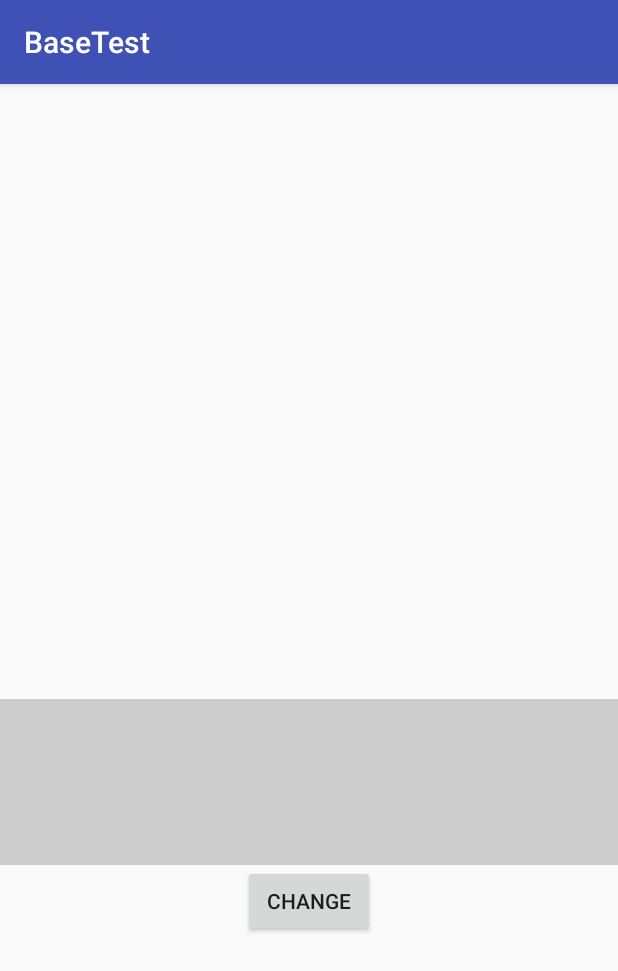
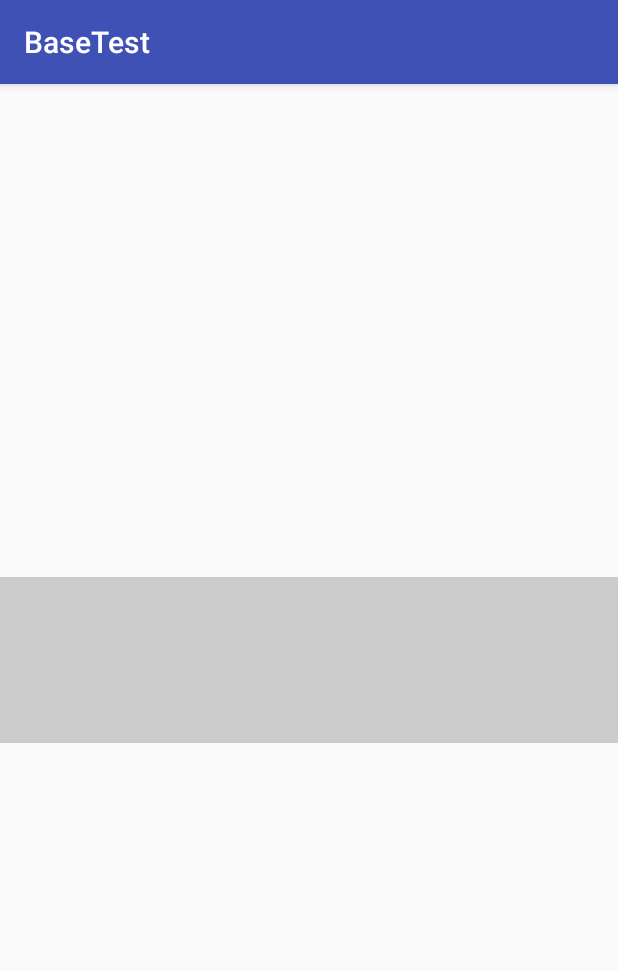
Before and after one commit to EhtishamShami/BaseTest, an Android app: the screen it shows after launch (MainActivity), on a phone screen of 412 x 824 dp. Shown: the top 971 px of the screen. Run offline under Robolectric (Android 15) with nearby library versions, the phone set to English and light mode, and no system bars; our stand-ins replace RxJava, data binding; pictures from the network do not load; 1 statement that could not run was skipped.

Commit message:
more features

```diff
--- a/app/src/main/AndroidManifest.xml
+++ b/app/src/main/AndroidManifest.xml
@@ -5,7 +5,7 @@
     <uses-permission android:name="android.permission.INTERNET" />
 
     <application
-        android:name=".MyApplication"
+        android:name=".NormalApplication"
         android:allowBackup="true"
         android:icon="@mipmap/ic_launcher"
         android:label="@string/app_name"
--- a/app/src/main/java/vophamtuananh/com/basetest/MyApplication.java
+++ b/app/src/main/java/vophamtuananh/com/basetest/MyApplication.java
@@ -31,7 +31,4 @@ public class MyApplication extends Application {
         return component;
     }
 
-    public ImageLoader getImageLoader() {
-        return component.getImageloader();
-    }
 }
--- /dev/null
+++ b/app/src/main/java/vophamtuananh/com/basetest/NormalApplication.java
@@ -0,0 +1,70 @@
+package vophamtuananh.com.basetest;
+
+import android.app.Activity;
+import android.app.Application;
+
+import com.google.gson.Gson;
+import com.google.gson.GsonBuilder;
+import com.vophamtuananh.base.imageloader.ImageLoader;
+
+import java.lang.reflect.Modifier;
+
+import okhttp3.OkHttpClient;
+import okhttp3.logging.HttpLoggingInterceptor;
+import retrofit2.Retrofit;
+import retrofit2.converter.gson.GsonConverterFactory;
+import vophamtuananh.com.basetest.service.ApiService;
+
+/**
+ * Created by vophamtuananh on 12/17/17.
+ */
+
+public class NormalApplication extends Application {
+
+    public static NormalApplication get(Activity activity) {
+        return NormalApplication.class.cast(activity.getApplication());
+    }
+
+    private ImageLoader imageLoader;
+
+    private ApiService apiService;
+
+    @Override
+    public void onCreate() {
+        super.onCreate();
+
+        //imageLoader = new ImageLoader(this);
+
+        // Gson
+//        GsonBuilder gsonBuilder = new GsonBuilder().excludeFieldsWithModifiers(Modifier.FINAL, Modifier.TRANSIENT, Modifier.STATIC);
+//        gsonBuilder.excludeFieldsWithoutExposeAnnotation();
+//        Gson gson = gsonBuilder.create();
+
+        // logging interceptor
+//        HttpLoggingInterceptor interceptor = new HttpLoggingInterceptor();
+//        interceptor.setLevel(BuildConfig.DEBUG ? HttpLoggingInterceptor.Level.BODY : HttpLoggingInterceptor.Level.NONE);
+
+        // okhttp
+//        OkHttpClient okHttpClient = new OkHttpClient().newBuilder()
+//                .addInterceptor(interceptor)
+//                .build();
+
+        // Retrofit
+//        Retrofit retrofit = new Retrofit.Builder()
+//                .addConverterFactory(GsonConverterFactory.create(gson))
+//                .client(okHttpClient)
+//                .baseUrl("https://abc.xyz.com")
+//                .build();
+
+//        apiService = retrofit.create(ApiService.class);
+
+    }
+
+    public ImageLoader imageLoader() {
+        return imageLoader;
+    }
+
+    public ApiService apiService() {
+        return apiService;
+    }
+}
--- a/app/src/main/java/vophamtuananh/com/basetest/mainactivity/ImageAdapter.java
+++ b/app/src/main/java/vophamtuananh/com/basetest/mainactivity/ImageAdapter.java
@@ -1,15 +1,11 @@
 package vophamtuananh.com.basetest.mainactivity;
 
-import android.databinding.BindingAdapter;
 import android.view.LayoutInflater;
 import android.view.ViewGroup;
 
 import com.vophamtuananh.base.imageloader.ImageLoader;
 import com.vophamtuananh.base.recyclerview.RecyclerAdapter;
 
-import javax.inject.Inject;
-
-import vophamtuananh.com.basetest.MyLoadingImageView;
 import vophamtuananh.com.basetest.databinding.ItemImageBinding;
 
 /**
@@ -18,9 +14,9 @@ import vophamtuananh.com.basetest.databinding.ItemImageBinding;
 
 public class ImageAdapter extends RecyclerAdapter<ImageAdapter.LoadImageHolder, String> {
 
-    private static ImageLoader mImageLoader;
+    private ImageLoader mImageLoader;
 
-    @Inject
+    //@Inject
     public ImageAdapter(ImageComparator comparator, OnItemClickListener onItemClickListener, ImageLoader imageLoader) {
         super(comparator, onItemClickListener);
         mImageLoader = imageLoader;
@@ -29,18 +25,22 @@ public class ImageAdapter extends RecyclerAdapter<ImageAdapter.LoadImageHolder,
     @Override
     protected LoadImageHolder getViewHolder(ViewGroup parent, int viewType) {
         ItemImageBinding itemImageBinding = ItemImageBinding.inflate(LayoutInflater.from(parent.getContext()), parent, false);
-        return new LoadImageHolder(itemImageBinding);
+        return new LoadImageHolder(itemImageBinding, mImageLoader);
     }
 
     public static class LoadImageHolder extends RecyclerAdapter.BaseHolder<ItemImageBinding, String> {
 
-        public LoadImageHolder(ItemImageBinding boundView) {
+        private ImageLoader imageLoader;
+
+        LoadImageHolder(ItemImageBinding boundView, ImageLoader imageLoader) {
             super(boundView);
+            this.imageLoader = imageLoader;
+        }
+
+        @Override
+        protected void bindData(String model) {
+            super.bindData(model);
+            imageLoader.load(model).into(boundView.ivImage);
         }
     }
-
-    @BindingAdapter("app:load_image")
-    public static void loadImage(MyLoadingImageView imageView, String imageUrl) {
-        mImageLoader.load(imageUrl).into(imageView);
-    }
 }
--- a/app/src/main/java/vophamtuananh/com/basetest/mainactivity/MainActivity.java
+++ b/app/src/main/java/vophamtuananh/com/basetest/mainactivity/MainActivity.java
@@ -1,67 +1,55 @@
 package vophamtuananh.com.basetest.mainactivity;
 
-import android.arch.lifecycle.LifecycleOwner;
 import android.os.Bundle;
+import android.support.v7.app.AppCompatActivity;
+import android.support.v7.widget.RecyclerView;
 import android.view.View;
+import android.widget.Toast;
 
-import com.vophamtuananh.base.activity.BaseActivity;
 import com.vophamtuananh.base.imageloader.ImageLoader;
 import com.vophamtuananh.base.recyclerview.RecyclerAdapter;
-import com.vophamtuananh.base.viewmodel.ActivityViewModel;
 
 import java.util.ArrayList;
 import java.util.Arrays;
 
-import javax.inject.Inject;
 
+import vophamtuananh.com.basetest.NormalApplication;
 import vophamtuananh.com.basetest.R;
-import vophamtuananh.com.basetest.MyApplication;
-import vophamtuananh.com.basetest.databinding.ActivityMainBinding;
 
-public class MainActivity extends BaseActivity<ActivityMainBinding, ActivityViewModel<LifecycleOwner>> implements RecyclerAdapter.OnItemClickListener {
+public class MainActivity extends AppCompatActivity implements RecyclerAdapter.OnItemClickListener {
 
-    @Inject
-    ImageLoader imageLoader;
-
-    @Inject
+    //@Inject
     ImageAdapter imageAdapter;
-
-    int index = 0;
-
-    @Override
-    protected int getLayoutId() {
-        return R.layout.activity_main;
-    }
 
     @Override
     protected void onCreate(Bundle savedInstanceState) {
         super.onCreate(savedInstanceState);
+        setContentView(R.layout.activity_main);
 
-        MainActivityComponent component = DaggerMainActivityComponent.builder()
+        /*MainActivityComponent component = DaggerMainActivityComponent.builder()
                 .mainActivityModule(new MainActivityModule(this))
                 .myApplicationComponent(MyApplication.get(this).component())
-                .build();
+                .build();*/
 
-        component.injectMainActivity(this);
+        //component.injectMainActivity(this);
 
+        ImageComparator imageComparator = new ImageComparator();
 
-        mViewDataBinding.rvImage.setAdapter(imageAdapter);
+        ImageLoader imageLoader = NormalApplication.get(this).imageLoader();
+
+        imageAdapter = new ImageAdapter(imageComparator, this, imageLoader);
+
+        RecyclerView recyclerView = findViewById(R.id.rv_image);
+
+        recyclerView.setAdapter(imageAdapter);
+
         imageAdapter.update(new ArrayList<>(Arrays.asList(images1)));
 
-        mViewDataBinding.btnChange.setOnClickListener(view -> {
-            if (index == 0) {
-                imageAdapter.update(new ArrayList<>(Arrays.asList(images2)));
-                index = 1;
-            } else {
-                imageAdapter.appenItems(new ArrayList<>(Arrays.asList(images1)));
-                index = 0;
-            }
-        });
     }
 
     @Override
     public void onItemClick(View v, int position) {
-        imageLoader.load(imageAdapter.getDatas().get(position)).into(mViewDataBinding.ivImage);
+        Toast.makeText(this, "Clicked on: " + position, Toast.LENGTH_SHORT).show();
     }
 
     private String[] images1 = {
@@ -82,20 +70,4 @@ public class MainActivity extends BaseActivity<ActivityMainBinding, ActivityView
             "http://admin.minimomentsapp.com//FileUpload/Background/Background_Boho_Announcement_20173207A073211.142452.png"
     };
 
-    private String[] images2 = {
-            "http://admin.minimomentsapp.com//FileUpload/Background/Background_Boho_Announcement_20173207A073211.142452.png",
-            "http://admin.minimomentsapp.com//FileUpload/Background/Background_Boho_Announcement_20173207A073211.142452.png",
-            "http://admin.minimomentsapp.com//FileUpload/Background/Background_Boho_Announcement_20173207A073211.142452.png",
-            "http://admin.minimomentsapp.com//FileUpload/Background/Background_Boho_Announcement_20173207A073211.142452.png",
-            "http://admin.minimomentsapp.com//FileUpload/Background/Background_Boho_Announcement_20173207A073211.142452.png",
-            "http://admin.minimomentsapp.com//FileUpload/Background/Background_Boho_Announcement_20173207A073211.142452.png",
-            "http://admin.minimomentsapp.com//FileUpload/Background/Background_Boho_Announcement_20173207A073211.142452.png",
-            "http://admin.minimomentsapp.com//FileUpload/Background/Background_Boho_Announcement_20173207A073211.142452.png",
-            "http://admin.minimomentsapp.com//FileUpload/Background/Background_Boho_Announcement_20173207A073211.142452.png",
-            "http://admin.minimomentsapp.com//FileUpload/Background/Background_Boho_Announcement_20173207A073211.142452.png",
-            "http://admin.minimomentsapp.com//FileUpload/Background/Background_Boho_Announcement_20173207A073211.142452.png",
-            "http://admin.minimomentsapp.com//FileUpload/Background/Background_Boho_Announcement_20173207A073211.142452.png",
-            "http://admin.minimomentsapp.com//FileUpload/Background/Background_Boho_Announcement_20173207A073211.142452.png"
-    };
-
 }
--- a/app/src/main/java/vophamtuananh/com/basetest/mainactivity/NormalApplication.java
+++ /dev/null
@@ -1,11 +0,0 @@
-package vophamtuananh.com.basetest.mainactivity;
-
-import android.app.Application;
-
-/**
- * Created by vophamtuananh on 12/17/17.
- */
-
-public class NormalApplication extends Application {
-
-}
--- /dev/null
+++ b/app/src/main/java/vophamtuananh/com/basetest/service/ApiService.java
@@ -0,0 +1,8 @@
+package vophamtuananh.com.basetest.service;
+
+/**
+ * Created by vophamtuananh on 12/17/17.
+ */
+
+public interface ApiService {
+}
--- a/app/src/main/res/layout/activity_main.xml
+++ b/app/src/main/res/layout/activity_main.xml
@@ -7,12 +7,6 @@
         android:orientation="vertical"
         android:gravity="center">
 
-        <vophamtuananh.com.basetest.MyLoadingImageView
-            android:id="@+id/iv_image"
-            android:layout_width="200dp"
-            android:layout_height="200dp"
-            android:layout_margin="5dp"/>
-
         <android.support.v7.widget.RecyclerView
             android:id="@+id/rv_image"
             android:background="#CCCCCC"
@@ -21,12 +15,6 @@
             android:orientation="horizontal"
             app:layoutManager="android.support.v7.widget.LinearLayoutManager"/>
 
-        <Button
-            android:id="@+id/btn_change"
-            android:layout_width="wrap_content"
-            android:layout_height="wrap_content"
-            android:text="CHANGE"/>
-
     </LinearLayout>
 
 </layout>
--- a/app/src/main/res/layout/item_image.xml
+++ b/app/src/main/res/layout/item_image.xml
@@ -1,18 +1,10 @@
 <?xml version="1.0" encoding="utf-8"?>
-<layout xmlns:android="http://schemas.android.com/apk/res/android"
-    xmlns:app="http://schemas.android.com/apk/res-auto">
-
-    <data>
-
-        <variable
-            name="imageUrl"
-            type="String" />
-    </data>
+<layout xmlns:android="http://schemas.android.com/apk/res/android">
 
     <vophamtuananh.com.basetest.MyLoadingImageView
+        android:id="@+id/iv_image"
         android:layout_width="100dp"
         android:layout_height="100dp"
-        android:layout_margin="5dp"
-        app:load_image="@{imageUrl}"/>
+        android:layout_margin="5dp"/>
 
 </layout>
--- a/base/build.gradle
+++ b/base/build.gradle
@@ -66,10 +66,5 @@ dependencies {
     androidTestImplementation commonTestDependencies.runner
     androidTestImplementation commonTestDependencies.espresso
 
-    // Leak Canary
-    debugImplementation developmentDependencies.leakcanary
-    releaseImplementation developmentDependencies.leakcanaryNoOp
-    testImplementation developmentDependencies.leakcanaryNoOp
-
     application project(':app')
 }
```
Also changed, not shown: app/build.gradle (+15 -0 lines).
